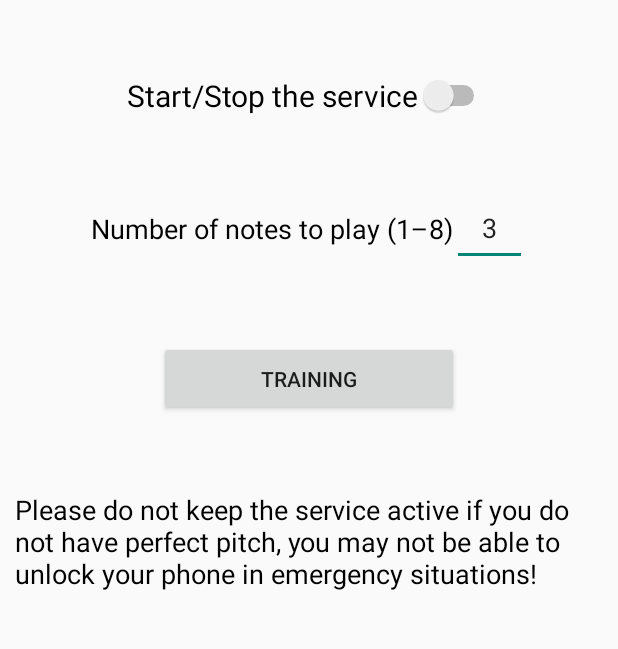
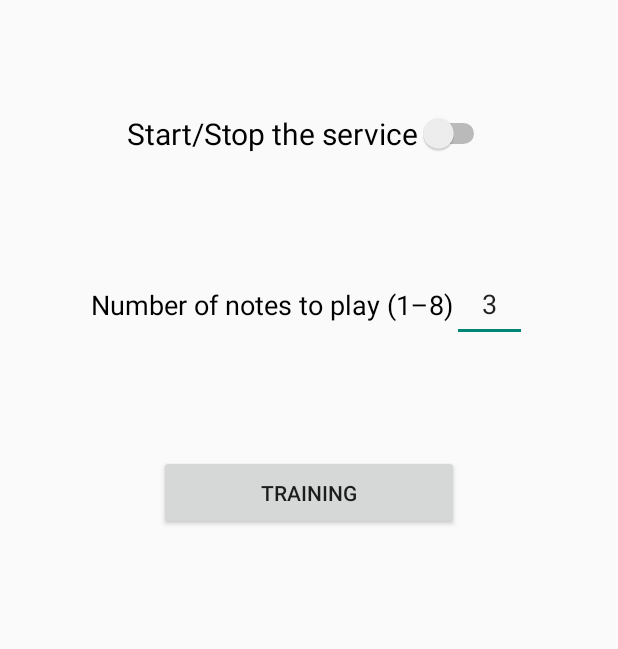
Before and after one commit to EmanueleDeSantis/LockscreenEar, an Android app: the screen it shows after launch (MainActivity), on a phone screen of 412 x 824 dp, the part 249-898 px from its top. Run offline under Robolectric (Android 15) with nearby library versions, the phone set to English and light mode, and no system bars.

Commit message:
Improved some functions

```diff
--- a/app/src/main/java/com/taffo/lockscreen/MainActivity.java
+++ b/app/src/main/java/com/taffo/lockscreen/MainActivity.java
@@ -18,13 +18,18 @@
 
 package com.taffo.lockscreen;
 
+import androidx.annotation.NonNull;
 import androidx.appcompat.app.ActionBar;
+import androidx.appcompat.app.AlertDialog;
 import androidx.appcompat.app.AppCompatActivity;
 
 import android.annotation.SuppressLint;
+import android.app.Dialog;
 import android.content.ComponentName;
+import android.content.DialogInterface;
 import android.content.Intent;
 import android.content.SharedPreferences;
+import android.net.Uri;
 import android.os.Bundle;
 import android.provider.Settings;
 import android.service.quicksettings.TileService;
@@ -67,8 +72,15 @@ public class MainActivity extends AppCompatActivity {
 
         sp = new SharedPref(this);
 
+        if (!sp.getSharedmPrefRun()) {
+            new AlertDialog.Builder(this)
+                    .setMessage(R.string.risk_warning)
+                    .setNeutralButton(getString(R.string.ok), (dialog, which) -> sp.setSharedmPrefRun(true))
+                    .create()
+                    .show();
+        }
+
         //Registers the listeners
-
         listenerNotes = (prefs, key) -> {
             if (prefs.equals(sp.getmPrefNotes()))
                 numberInput.setText(sp.getSharedmPrefNotes());
@@ -138,7 +150,6 @@ public class MainActivity extends AppCompatActivity {
             switchStart.setChecked(sp.getSharedmPrefService());
         else
             switchStart.setChecked(false);
-        super.onResume();
         super.onStart();
     }
 
--- a/app/src/main/java/com/taffo/lockscreen/utils/SharedPref.java
+++ b/app/src/main/java/com/taffo/lockscreen/utils/SharedPref.java
@@ -27,11 +27,13 @@ public class SharedPref {
     private final Context mContext;
     private final SharedPreferences mPrefNotes;
     private final SharedPreferences mPrefService;
+    private final SharedPreferences mPrefRun;
 
     public SharedPref(Context context) {
         mContext = context;
         mPrefNotes = context.getSharedPreferences(mContext.getString(R.string.numb_of_notes_to_play_shared_pref), Context.MODE_PRIVATE);
         mPrefService = context.getSharedPreferences(mContext.getString(R.string.start_service_shared_pref), Context.MODE_PRIVATE);
+        mPrefRun = context.getSharedPreferences(mContext.getString(R.string.first_run_shared_pref), Context.MODE_PRIVATE);
     }
 
     public SharedPreferences getmPrefNotes() {
@@ -40,12 +42,18 @@ public class SharedPref {
     public SharedPreferences getmPrefService() {
         return mPrefService;
     }
+    public SharedPreferences getmPrefRun() {
+        return mPrefRun;
+    }
 
     public String getSharedmPrefNotes() {
         return mPrefNotes.getString(mContext.getString(R.string.numb_of_notes_to_play_shared_pref), "3");
     }
     public boolean getSharedmPrefService() {
         return mPrefService.getBoolean(mContext.getString(R.string.start_service_shared_pref), false);
+    }
+    public boolean getSharedmPrefRun() {
+        return mPrefService.getBoolean(mContext.getString(R.string.first_run_shared_pref), false);
     }
 
     public void setSharedmPrefNotes(String string) {
@@ -58,5 +66,10 @@ public class SharedPref {
         editor.putBoolean(mContext.getString(R.string.start_service_shared_pref), b);
         editor.apply();
     }
+    public void setSharedmPrefRun(Boolean b) {
+        SharedPreferences.Editor editor = mPrefService.edit();
+        editor.putBoolean(mContext.getString(R.string.first_run_shared_pref), b);
+        editor.apply();
+    }
 
 }
--- a/app/src/main/res/layout/activity_main.xml
+++ b/app/src/main/res/layout/activity_main.xml
@@ -23,7 +23,7 @@
             android:textSize="25sp" />
 
         <LinearLayout
-            android:layout_marginTop="50dp"
+            android:layout_marginTop="75dp"
             android:layout_width="match_parent"
             android:layout_height="wrap_content"
             android:gravity="center_horizontal">
@@ -41,7 +41,7 @@
         <LinearLayout
             android:layout_width="match_parent"
             android:layout_height="wrap_content"
-            android:layout_marginTop="50dp"
+            android:layout_marginTop="75dp"
             android:gravity="center">
 
             <TextView
@@ -67,7 +67,7 @@
         <LinearLayout
             android:layout_width="match_parent"
             android:layout_height="wrap_content"
-            android:layout_marginTop="50dp"
+            android:layout_marginTop="75dp"
             android:gravity="center">
 
             <Button
@@ -79,14 +79,6 @@
 
         </LinearLayout>
 
-        <TextView
-            android:layout_width="match_parent"
-            android:layout_height="wrap_content"
-            android:layout_marginTop="50dp"
-            android:text="@string/risk_warning"
-            android:textColor="@color/black"
-            android:textSize="18sp" />
-
     </LinearLayout>
 
 </androidx.constraintlayout.widget.ConstraintLayout>
--- a/app/src/main/res/values/colors.xml
+++ b/app/src/main/res/values/colors.xml
@@ -11,5 +11,5 @@
     <color name="custom_green">#91EA2A</color>
     <color name="custom_yellow">#EAC82A</color>
     <color name="color_primary_dark">#75BD2A</color>
-    <color name="custom_background">#323232</color>
+    <color name="custom_background">#323637</color>
 </resources>
--- a/app/src/main/res/values/strings.xml
+++ b/app/src/main/res/values/strings.xml
@@ -4,15 +4,17 @@
     <string name="click_to_grant_permissions_and_start_the_service">Perfect pitch lockscreen</string>
     <string name="service_running">Service running</string>
     <string name="notes_incr">NOTES++</string>
-    <string name="grant_and_start">Start/Stop  the service</string>
+    <string name="grant_and_start">Start/Stop the service</string>
     <string name="number_of_notes_to_play_1_8">Number of notes to play (1–8)</string>
     <string name="_3" translatable="false">3</string>
+    <string name="training">Training</string>
     <string name="number_of_notes_to_play">Number of notes to play</string>
     <string name="numb_of_notes_to_play_shared_pref" translatable="false">Number of notes to play</string>
-    <string name="training">Training</string>
     <string name="start_service_shared_pref" translatable="false">Start service</string>
-    <string name="risk_warning">Please do not keep the service active if you do not have perfect pitch, you may not be able to unlock your phone in emergency situations!</string>
-    <string name="accessibility_service_description">The following accessibility service undertakes only to ensure that this LockScreen can activate even if the service is in the background.\n\nIn no case your personal data will be collected.</string>
+    <string name="first_run_shared_pref" translatable="false">First run</string>
+    <string name="risk_warning">The service offered by this app can be managed by quick setting.\n\n Please do not start the service if you do not have perfect pitch, you may not be able to unlock your phone in emergency situations!</string>
+    <string name="accessibility_service_description">The following accessibility service undertakes only to lock the screen when the service gets started and to ensure that LockScreen can work even if the service is in the background.\n\nIn no case your personal data will be collected.</string>
+    <string name="ok" translatable="false">OK</string>
     <string name="Do">C</string>
     <string name="Dodie">C#</string>
     <string name="Re">D</string>
```
Also changed, not shown: app/src/main/java/com/taffo/lockscreen/services/EarTrainingService.java (+4 -5 lines), app/src/main/java/com/taffo/lockscreen/services/LockAccessibilityService.java (+19 -24 lines), app/src/main/java/com/taffo/lockscreen/services/LockScreenService.java (+5 -8 lines), app/src/main/java/com/taffo/lockscreen/services/LockTileService.java (+12 -0 lines), app/src/main/java/com/taffo/lockscreen/utils/CheckPermissions.java (+6 -2 lines), 1 other file.
